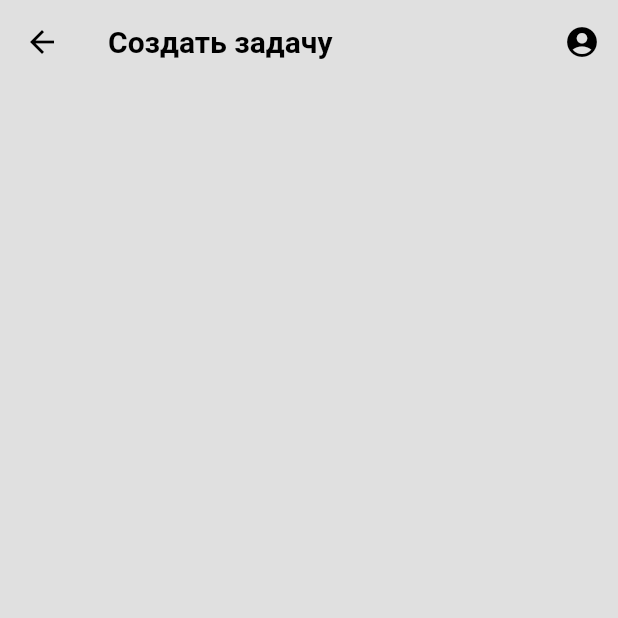
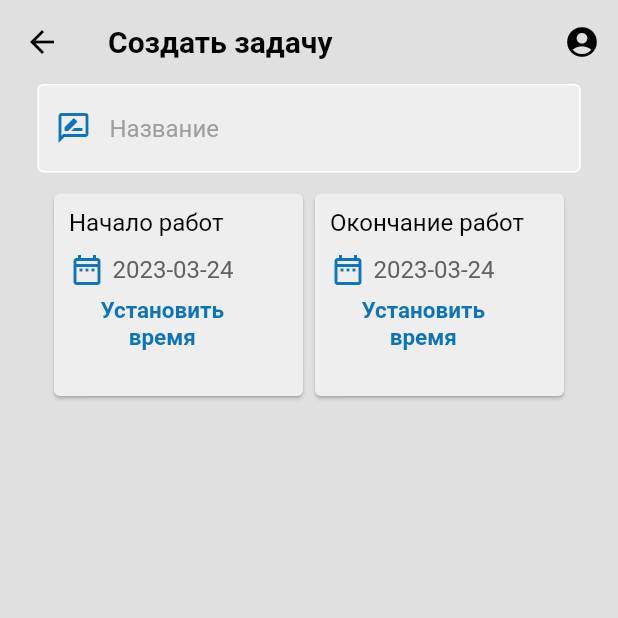
Before and after one commit to m00nlight1/PlannerETP, a Flutter app: the AddTaskScreen screen opened directly, on a phone screen of 412 x 824 dp, the top half of it. Run offline on Flutter 3.47's test engine with Material 2 defaults, Android fonts, the phone set to English and light mode, and no system bars; our stand-ins replace dio, email_validator, flutter_bloc, flutter_svg, freezed_annotation, get_it and 3 more; network calls fail; project files that could hold a hidden picture were left out.

Commit message:
Implementation of the task addition screen

```diff
--- a/lib/feature/dashboard/presentation/dashboard_screen.dart
+++ b/lib/feature/dashboard/presentation/dashboard_screen.dart
@@ -29,7 +29,7 @@ class DashboardScreen extends StatelessWidget {
       floatingActionButton: FloatingActionButton(
         child: const Icon(Icons.add),
         onPressed: () => Navigator.of(context)
-            .push(MaterialPageRoute(builder: (context) => const AddTaskScreen())),
+            .push(MaterialPageRoute(builder: (context) => AddTaskScreen())),
       ),
       // bottomNavigationBar: Container(
       //   color: const Color(0xff252525),
--- a/lib/feature/tasks/presentation/add_task_screen.dart
+++ b/lib/feature/tasks/presentation/add_task_screen.dart
@@ -1,11 +1,37 @@
 import 'package:flutter/material.dart';
+import 'package:planner_etp/app/presentation/components/AuthTextField.dart';
 import 'package:planner_etp/feature/profile/profile_screen.dart';
 
-class AddTaskScreen extends StatelessWidget {
+class AddTaskScreen extends StatefulWidget {
   const AddTaskScreen({Key? key}) : super(key: key);
 
   @override
+  State<StatefulWidget> createState() => _AddTaskScreenState();
+}
+
+class _AddTaskScreenState extends State<AddTaskScreen> {
+  DateTime _startDate = DateTime.now();
+  DateTime _endDate = DateTime.now();
+  final titleController = TextEditingController();
+  final GlobalKey<FormState> formKey = GlobalKey();
+
+  void _showDatePicker() {
+    showDatePicker(
+      context: context,
+      initialDate: DateTime.now(),
+      firstDate: DateTime(2023),
+      lastDate: DateTime(2028),
+    ).then((value) {
+      setState(() {
+        _startDate = value!;
+        _endDate = value!;
+      });
+    });
+  }
+
+  @override
   Widget build(BuildContext context) {
+    final theme = Theme.of(context);
     return Scaffold(
       appBar: AppBar(
         title: const Text("Создать задачу"),
@@ -14,12 +40,110 @@ class AddTaskScreen extends StatelessWidget {
             onPressed: () => Navigator.push(
                 context,
                 MaterialPageRoute(
-                  builder: (context) => const ProfileScreen(),
+                  builder: (context) => ProfileScreen(),
                 )),
             icon: const Icon(Icons.account_circle),
           ),
         ],
       ),
+      body: SingleChildScrollView(
+        child: Form(
+          key: formKey,
+          child: Center(
+            child: Column(
+              children: [
+                //title
+                AuthTextField(
+                    hintText: 'Название',
+                    obscureText: false,
+                    prefixIcon: const Icon(Icons.rate_review_outlined, color: Color(0xFF0d74ba)),
+                    controller: titleController,
+                    validator: (title) =>
+                        title != null ? 'Введите название' : null),
+                const SizedBox(height: 10),
+                //datetime
+                Row(
+                  mainAxisAlignment: MainAxisAlignment.center,
+                  children: [
+                    //start of work
+                    Card(
+                      color: Colors.grey.shade200,
+                      child: SizedBox(
+                        width: 166,
+                        height: 135,
+                        child: Padding(
+                          padding: const EdgeInsets.all(10.0),
+                          child: Column(
+                            crossAxisAlignment: CrossAxisAlignment.start,
+                            children: [
+                              Text('Начало работ', style: theme.textTheme.headlineSmall),
+                              const SizedBox(height: 10),
+                              Row(
+                                children: [
+                                  const Icon(Icons.date_range_outlined,
+                                      color: Color(0xFF0d74ba)),
+                                  const SizedBox(width: 5),
+                                  Text(_startDate.toString().split(" ")[0]),
+                                ],
+                              ),
+                              MaterialButton(
+                                onPressed: _showDatePicker,
+                                child: Padding(
+                                  padding: const EdgeInsets.symmetric(horizontal: 5.0),
+                                  child: Text(
+                                    'Установить\nвремя',
+                                    style: theme.textTheme.labelMedium, textAlign: TextAlign.center,
+                                  ),
+                                ),
+                              )
+                            ],
+                          ),
+                        ),
+                      ),
+                    ),
+                    //end of work
+                    Card(
+                      color: Colors.grey.shade200,
+                      child: SizedBox(
+                        width: 166,
+                        height: 135,
+                        child: Padding(
+                          padding: const EdgeInsets.all(10.0),
+                          child: Column(
+                            crossAxisAlignment: CrossAxisAlignment.start,
+                            children: [
+                              Text('Окончание работ', style: theme.textTheme.headlineSmall),
+                              const SizedBox(height: 10),
+                              Row(
+                                children: [
+                                  const Icon(Icons.date_range_outlined,
+                                      color: Color(0xFF0d74ba)),
+                                  const SizedBox(width: 5),
+                                  Text(_endDate.toString().split(" ")[0]),
+                                ],
+                              ),
+                              MaterialButton(
+                                onPressed: _showDatePicker,
+                                child: Padding(
+                                  padding: const EdgeInsets.symmetric(horizontal: 5.0),
+                                  child: Text(
+                                    'Установить\nвремя',
+                                    style: theme.textTheme.labelMedium, textAlign: TextAlign.center,
+                                  ),
+                                ),
+                              )
+                            ],
+                          ),
+                        ),
+                      ),
+                    ),
+                  ],
+                ),
+              ],
+            ),
+          ),
+        ),
+      ),
     );
   }
 }
```
